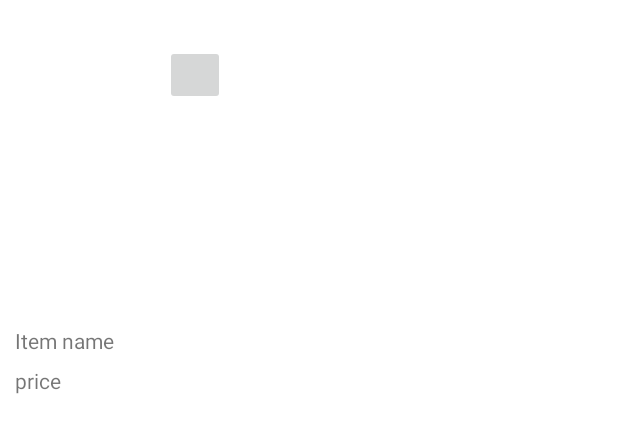
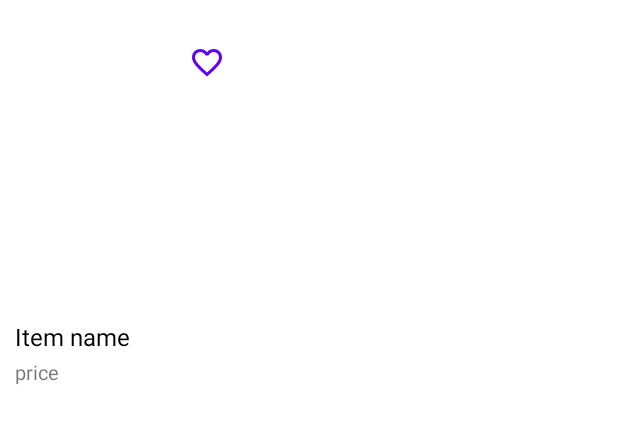
Before and after one commit to tuanLee1257/shopping-app-android-studio, an Android app: the layout shopping_item.xml on its own in the app's theme, with its tools: preview values and no code run, on a phone screen of 412 x 824 dp. Shown: the top 433 px of the screen. Run offline under Robolectric (Android 15) with nearby library versions, the phone set to English and light mode, and no system bars.

Commit message:
edit shop item

```diff
--- a/app/build.gradle
+++ b/app/build.gradle
@@ -29,12 +29,14 @@ android {
 }
 
 dependencies {
-
     implementation 'androidx.appcompat:appcompat:1.6.1'
     implementation 'com.google.android.material:material:1.8.0'
     implementation 'androidx.constraintlayout:constraintlayout:2.1.4'
     implementation 'com.android.car.ui:car-ui-lib:2.0.0'
     testImplementation 'junit:junit:4.13.2'
+    implementation 'com.github.bumptech.glide:glide:4.14.2'
+    implementation "androidx.cardview:cardview:1.0.0"
+    annotationProcessor 'com.github.bumptech.glide:compiler:4.14.2'
     androidTestImplementation 'androidx.test.ext:junit:1.1.5'
     androidTestImplementation 'androidx.test.espresso:espresso-core:3.5.1'
 }
--- a/app/src/main/java/com/example/shoppingapp/adapters/ShopItemsAdapter.java
+++ b/app/src/main/java/com/example/shoppingapp/adapters/ShopItemsAdapter.java
@@ -11,15 +11,14 @@ import android.widget.BaseAdapter;
 import android.widget.ImageView;
 import android.widget.TextView;
 
+import com.bumptech.glide.Glide;
 import com.example.shoppingapp.R;
 import com.example.shoppingapp.models.ShopItem;
-
-import java.io.IOException;
-import java.net.MalformedURLException;
 import java.net.URL;
 import java.util.ArrayList;
 
 public class ShopItemsAdapter extends BaseAdapter {
+
     private ArrayList<ShopItem> shopItems;
     private Context context;
     private LayoutInflater layoutInflater;
@@ -63,8 +62,7 @@ public class ShopItemsAdapter extends BaseAdapter {
         //gan du lieu
         itemName.setText(shopItem.getName());
         itemPrice.setText(String.valueOf(shopItem.getPrice()));
-        Bitmap image = UrlToImage(shopItem.getUrl());
-        itemImage.setImageBitmap(image);
+        Glide.with(this.context).load(shopItem.getUrl()).into(itemImage);
         return shopItemView;
     }
 
--- /dev/null
+++ b/app/src/main/res/drawable/favorite_fill0_wght400_grad0_opsz24.xml
@@ -0,0 +1,10 @@
+<vector xmlns:android="http://schemas.android.com/apk/res/android"
+    android:width="24dp"
+    android:height="24dp"
+    android:viewportWidth="960"
+    android:viewportHeight="960"
+    >
+  <path
+      android:fillColor="#FF000000"
+      android:pathData="m480,840 l-58,-52q-101,-91 -167,-157T150,512.5Q111,460 95.5,416T80,326q0,-94 63,-157t157,-63q52,0 99,22t81,62q34,-40 81,-62t99,-22q94,0 157,63t63,157q0,46 -15.5,90T810,512.5Q771,565 705,631T538,788l-58,52ZM480,732q96,-86 158,-147.5t98,-107q36,-45.5 50,-81t14,-70.5q0,-60 -40,-100t-100,-40q-47,0 -87,26.5T518,280h-76q-15,-41 -55,-67.5T300,186q-60,0 -100,40t-40,100q0,35 14,70.5t50,81q36,45.5 98,107T480,732ZM480,459Z"/>
+</vector>
--- a/app/src/main/res/layout/activity_main.xml
+++ b/app/src/main/res/layout/activity_main.xml
@@ -7,7 +7,7 @@
     tools:context=".MainActivity">
 
      <FrameLayout
-         android:padding="20dp"
+         android:paddingHorizontal="12dp"
          android:id="@+id/frame_container"
          android:layout_above="@+id/bottomNavView"
          android:layout_width="match_parent"
--- a/app/src/main/res/layout/shopping_item.xml
+++ b/app/src/main/res/layout/shopping_item.xml
@@ -1,45 +1,51 @@
 <?xml version="1.0" encoding="utf-8"?>
-<RelativeLayout xmlns:android="http://schemas.android.com/apk/res/android"
+<LinearLayout xmlns:android="http://schemas.android.com/apk/res/android"
     xmlns:app="http://schemas.android.com/apk/res-auto"
-    android:layout_width="160dp"
+    android:layout_width="170dp"
     android:layout_height="wrap_content"
-    android:layout_margin="10dp"
+    android:paddingLeft="10dp"
+    android:layout_marginTop="10dp"
     android:orientation="vertical">
 
-    <ImageButton
+    <RelativeLayout
+        android:layout_width="wrap_content"
+        android:layout_height="wrap_content">
+        <ImageView
+            android:id="@+id/itemImg"
+            android:layout_width="match_parent"
+            android:layout_height="200dp" />
+
+        <Button
             android:id="@+id/saveIcon"
-        android:layout_width="40dp"
-        android:layout_height="40dp"
+            android:background="@drawable/favorite_fill0_wght400_grad0_opsz24"
+
+            android:layout_width="24dp"
+            android:layout_height="24dp"
+            android:layout_alignParentRight="true"
             android:layout_margin="20dp"
-        android:layout_alignParentRight="true"
-        app:layout_constraintEnd_toEndOf="parent"
-        app:layout_constraintTop_toTopOf="parent" />
-
-    <LinearLayout
+            android:layout_marginStart="20dp"
+            android:layout_marginTop="20dp"
+            android:layout_marginEnd="20dp"
+            android:layout_marginBottom="20dp"
+            />
+    </RelativeLayout>
+    <TextView
+        android:id="@+id/itemName"
+        android:textColor="@color/black"
+        android:textSize="16sp"
         android:layout_width="wrap_content"
         android:layout_height="wrap_content"
-        android:orientation="vertical"
-        app:layout_constraintStart_toStartOf="parent"
-        app:layout_constraintTop_toTopOf="parent">
-
-        <ImageView
-            android:id="@+id/itemImg"
-            android:layout_width="160dp"
-            android:layout_height="200dp" />
-
-        <TextView
-            android:id="@+id/itemName"
-            android:layout_width="wrap_content"
-            android:layout_height="wrap_content"
-            android:layout_marginVertical="7dp"
+        android:layout_below="@+id/itemImg"
+        android:layout_marginVertical="3dp"
         android:text="Item name" />
 
     <TextView
         android:id="@+id/itemPrice"
+        android:textSize="13sp"
         android:layout_width="wrap_content"
         android:layout_height="wrap_content"
+        android:layout_below="@+id/itemName"
         android:text="price" />
-    </LinearLayout>
 
 
-</RelativeLayout>
+</LinearLayout>
```
Lines whose indentation alone changed are shown as unchanged.
